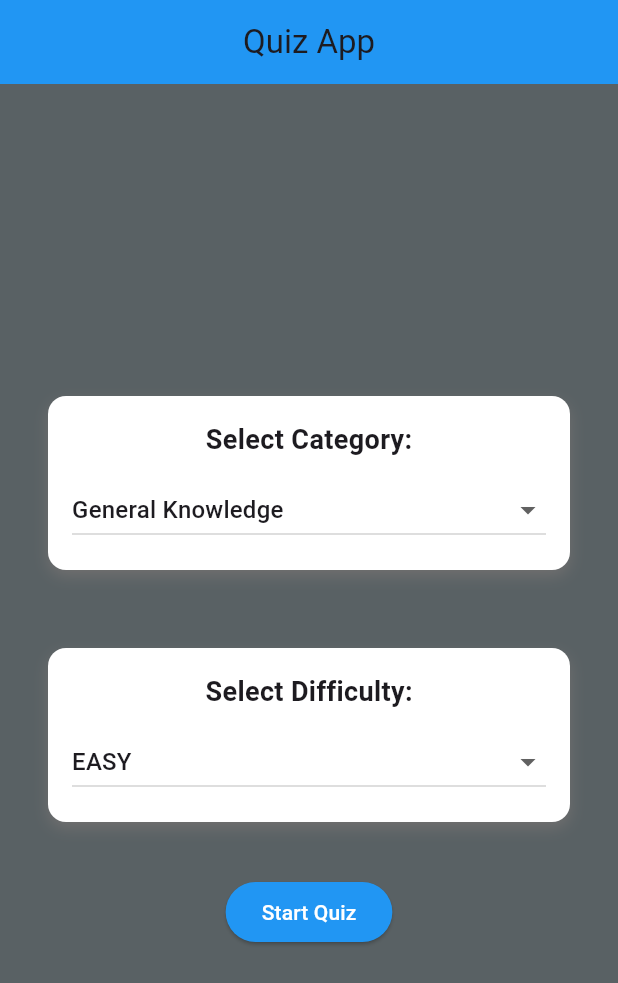
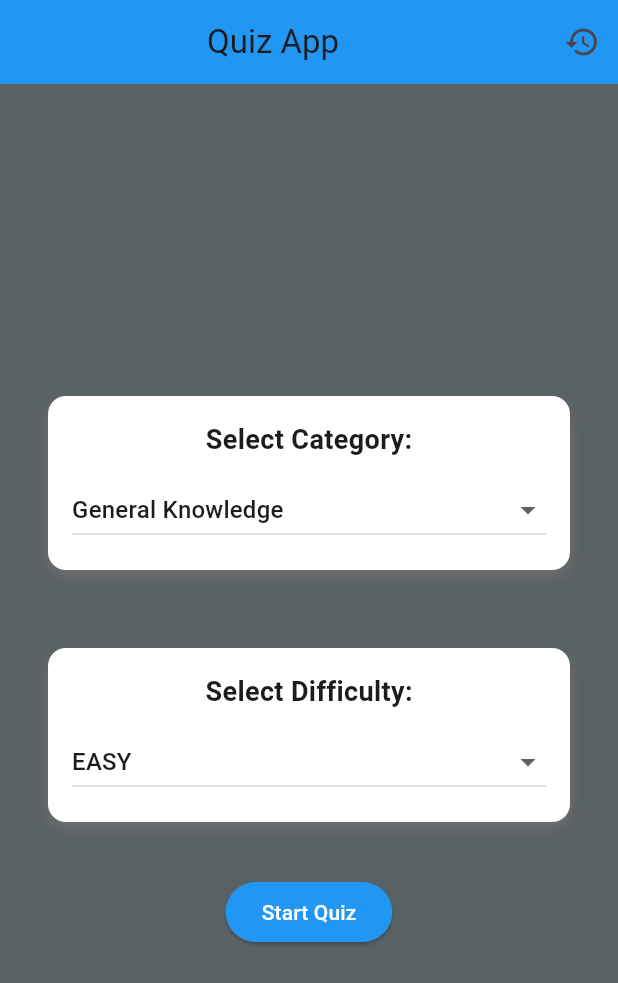
Before and after one commit to Coder3105/Quiz-App, a Flutter app: the ResultScreen screen opened directly with empty values, after a tap on "Retry Quiz", on a phone screen of 412 x 824 dp. Shown: the top 983 px of the screen. Run offline on Flutter 3.47's test engine with Material 3 defaults, Android fonts, the phone set to English and light mode, and no system bars; our stand-ins replace hive, hive_flutter; missing offline and left inert: groq; accounts and stored records are empty.

```diff
--- a/lib/main.dart
+++ b/lib/main.dart
@@ -1,7 +1,10 @@
 import 'package:flutter/material.dart';
+import 'package:hive_flutter/adapters.dart';
 import 'package:quiz_app_test/screens/home_screen.dart';
 
-void main() {
+void main() async {
+  WidgetsFlutterBinding.ensureInitialized();
+  await Hive.initFlutter();
   runApp(const MyApp());
 }
 
--- a/lib/screens/quiz_screen.dart
+++ b/lib/screens/quiz_screen.dart
@@ -28,7 +28,7 @@ class _QuizScreenState extends State<QuizScreen> {
         });
       } else {
         _timer?.cancel();
-        _nextQuestion(0); // Move to next question with 0 score
+        _nextQuestion(0);
       }
     });
   }
@@ -46,7 +46,7 @@ class _QuizScreenState extends State<QuizScreen> {
       Navigator.pushReplacement(
         context,
         MaterialPageRoute(
-          builder: (context) => ResultScreen(score: _score, total: widget.questions.length),
+          builder: (context) => ResultScreen(score: _score, totalQuestions: widget.questions.length),
         ),
       );
     }
--- a/lib/screens/result_screen.dart
+++ b/lib/screens/result_screen.dart
@@ -1,55 +1,64 @@
 import 'package:flutter/material.dart';
-import 'package:quiz_app_test/screens/home_screen.dart';
+import 'package:hive/hive.dart';
 
-class ResultScreen extends StatelessWidget {
+class ResultScreen extends StatefulWidget {
   final int score;
-  final int total;
+  final int totalQuestions;
 
-  const ResultScreen({super.key, required this.score, required this.total});
+  const ResultScreen({super.key, required this.score, required this.totalQuestions});
+
+  @override
+  _ResultScreenState createState() => _ResultScreenState();
+}
+
+class _ResultScreenState extends State<ResultScreen> {
+  @override
+  void initState() {
+    super.initState();
+    _saveScore();
+  }
+
+  Future<void> _saveScore() async {
+    var box = await Hive.openBox('quizScores');
+    List<Map<String, dynamic>> scores = List<Map<String, dynamic>>.from(
+        box.get('scores', defaultValue: []));
+
+    scores.add({
+      'score': widget.score,
+      'total': widget.totalQuestions,
+      'timestamp': DateTime.now().toIso8601String(),
+    });
+
+    await box.put('scores', scores);
+  }
 
   @override
   Widget build(BuildContext context) {
-    double percentage = (score / total) * 100;
-
-    return SafeArea(
-      child: Scaffold(
-        appBar: AppBar(title: Center(child: const Text('Quiz Results')), backgroundColor: Colors.blue),
+    return Scaffold(
+      appBar: AppBar(title: const Text('Quiz Results')),
       body: Center(
-          child: Padding(
-            padding: const EdgeInsets.all(16.0),
         child: Column(
           mainAxisAlignment: MainAxisAlignment.center,
           children: [
             Text(
-                  'You got $score out of $total correct!',
+              'Your Score: ${widget.score} / ${widget.totalQuestions}',
               style: const TextStyle(fontSize: 22, fontWeight: FontWeight.bold),
-                  textAlign: TextAlign.center,
-                ),
-                const SizedBox(height: 10),
-                Text(
-                  'Score: ${percentage.toStringAsFixed(2)}%',
-                  style: const TextStyle(fontSize: 18, color: Colors.blue),
             ),
             const SizedBox(height: 20),
+            Text(
+              'Percentage: ${(widget.score / widget.totalQuestions * 100).toStringAsFixed(2)}%',
+              style: const TextStyle(fontSize: 18),
+            ),
+            const SizedBox(height: 30),
             ElevatedButton(
-                  style: ElevatedButton.styleFrom(
-                    backgroundColor: Colors.blue,
-                    foregroundColor: Colors.white,
-                  ),
               onPressed: () {
-                    Navigator.pushAndRemoveUntil(
-                      context,
-                      MaterialPageRoute(builder: (context) => const HomeScreen()),
-                      (route) => false,
-                    );
+                Navigator.popUntil(context, (route) => route.isFirst);
               },
               child: const Text('Retry Quiz'),
             ),
           ],
         ),
       ),
-        ),
-      ),
     );
   }
 }
--- a/pubspec.yaml
+++ b/pubspec.yaml
@@ -32,6 +32,11 @@ dependencies:
     sdk: flutter
   cupertino_icons: ^1.0.8
   groq: ^1.0.0
+  intl: ^0.20.2
+  hive: ^2.2.3
+  hive_flutter: ^1.1.0
+  hive_generator: ^2.0.1
+  build_runner: ^2.4.15
 
 dev_dependencies:
   flutter_test:
```
Also changed, not shown: lib/screens/history_screen.dart (added, +53 -0 lines), lib/screens/home_screen.dart (+16 -1 lines). Lines whose indentation alone changed are shown as unchanged.
